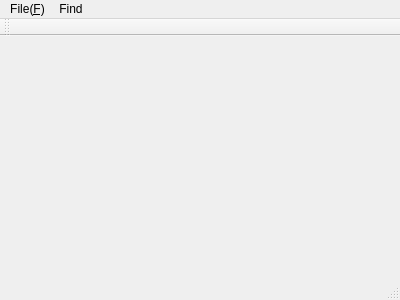
This is list5_fifth_semester/3_QT图形界面编程/works/task2/zqd/zqd.ui in Shadow-April/hziee as Qt 5 draws it before an edit. The edited form follows.
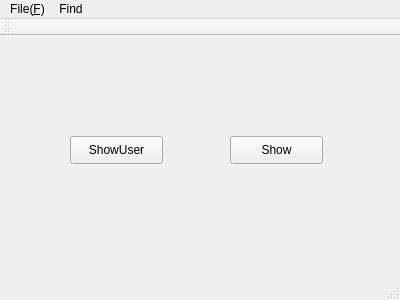
This is the edited form. Icons and pictures are not drawn.

```diff
--- a/list5_fifth_semester/3_QT图形界面编程/works/task2/zqd/zqd.ui
+++ b/list5_fifth_semester/3_QT图形界面编程/works/task2/zqd/zqd.ui
@@ -13,7 +13,37 @@
   <property name="windowTitle">
    <string>ZQD</string>
   </property>
-  <widget class="QWidget" name="centralWidget"/>
+  <widget class="QWidget" name="centralWidget">
+   <widget class="QPushButton" name="pushButton">
+    <property name="geometry">
+     <rect>
+      <x>70</x>
+      <y>100</y>
+      <width>93</width>
+      <height>28</height>
+     </rect>
+    </property>
+    <property name="text">
+     <string>ShowUser</string>
+    </property>
+    <property name="autoDefault">
+     <bool>true</bool>
+    </property>
+   </widget>
+   <widget class="QPushButton" name="showChildButton">
+    <property name="geometry">
+     <rect>
+      <x>230</x>
+      <y>100</y>
+      <width>93</width>
+      <height>28</height>
+     </rect>
+    </property>
+    <property name="text">
+     <string>Show</string>
+    </property>
+   </widget>
+  </widget>
   <widget class="QMenuBar" name="menuBar">
    <property name="geometry">
     <rect>
```
